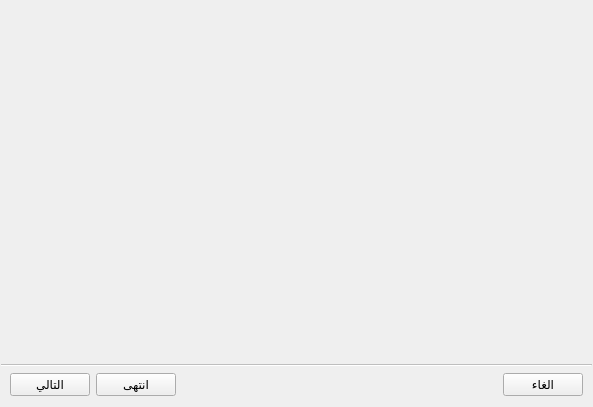
boussouira/moltaqa, file src/shamelaimportdialog.ui: the form before one commit.
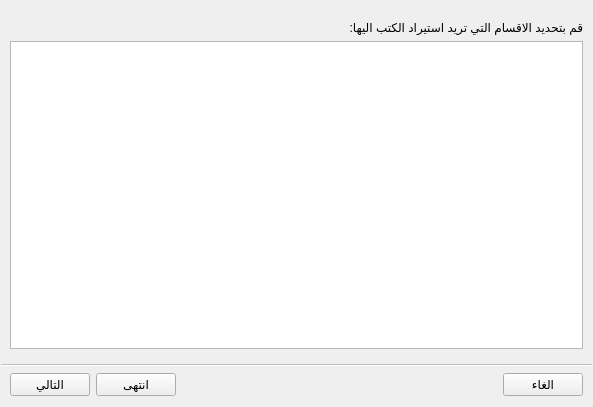
The form after the commit.

The edit to the form file:
```diff
--- a/src/shamelaimportdialog.ui
+++ b/src/shamelaimportdialog.ui
@@ -190,7 +190,20 @@
        </item>
       </layout>
      </widget>
-     <widget class="QWidget" name="page_3"/>
+     <widget class="QWidget" name="pageMapCats">
+      <layout class="QVBoxLayout" name="verticalLayout_2">
+       <item>
+        <widget class="QLabel" name="label_4">
+         <property name="text">
+          <string>قم بتحديد الاقسام التي تريد استيراد الكتب اليها:</string>
+         </property>
+        </widget>
+       </item>
+       <item>
+        <widget class="QTableView" name="tableView"/>
+       </item>
+      </layout>
+     </widget>
      <widget class="QWidget" name="page_4">
       <layout class="QVBoxLayout" name="verticalLayout_10">
        <item>
```
